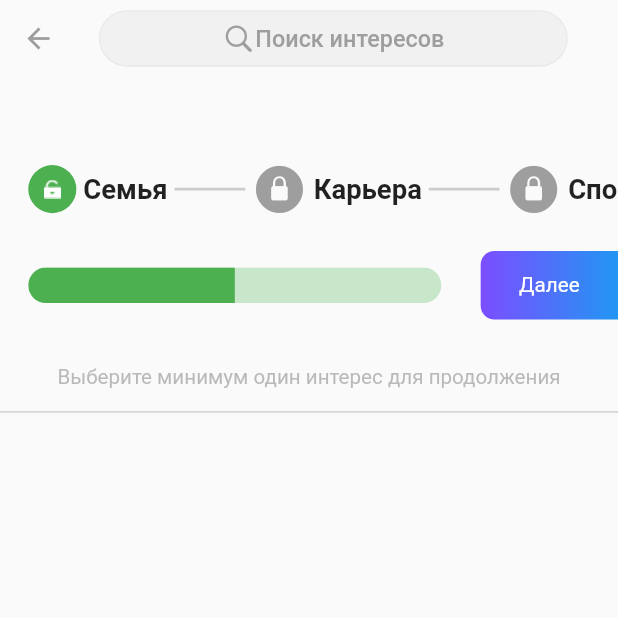
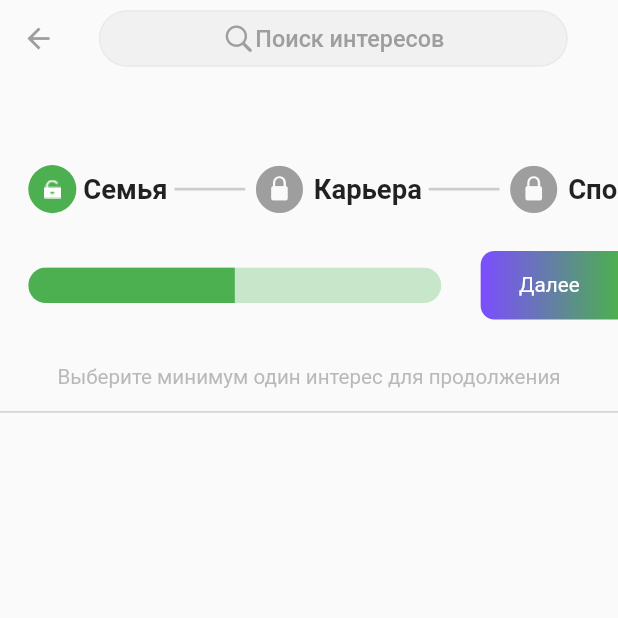
Before and after one commit to unysu/uny-app-front, a Flutter app: the InterestsPage screen opened directly, on a phone screen of 412 x 824 dp, the top half of it. Run offline on Flutter 3.47's test engine with Material 2 defaults, Android fonts, the phone set to English and light mode, and no system bars; our stand-ins replace dotted_border, image_cropper, image_picker, permission_handler, reorderable_grid_view, responsive_framework and 2 more; missing offline and left inert: flutter_verification_code, photo_manager, video_thumbnail.

Commit message:
Bug fixes 2

```diff
--- a/lib/Interests Pages/choose_interests_page.dart
+++ b/lib/Interests Pages/choose_interests_page.dart
@@ -248,7 +248,7 @@ class _InterestsPageState extends State<InterestsPage>{
                   end: Alignment.centerRight,
                   colors: [
                     Colors.deepPurpleAccent,
-                    Colors.blue
+                    Colors.green
                   ]
                 )
               ),
```
